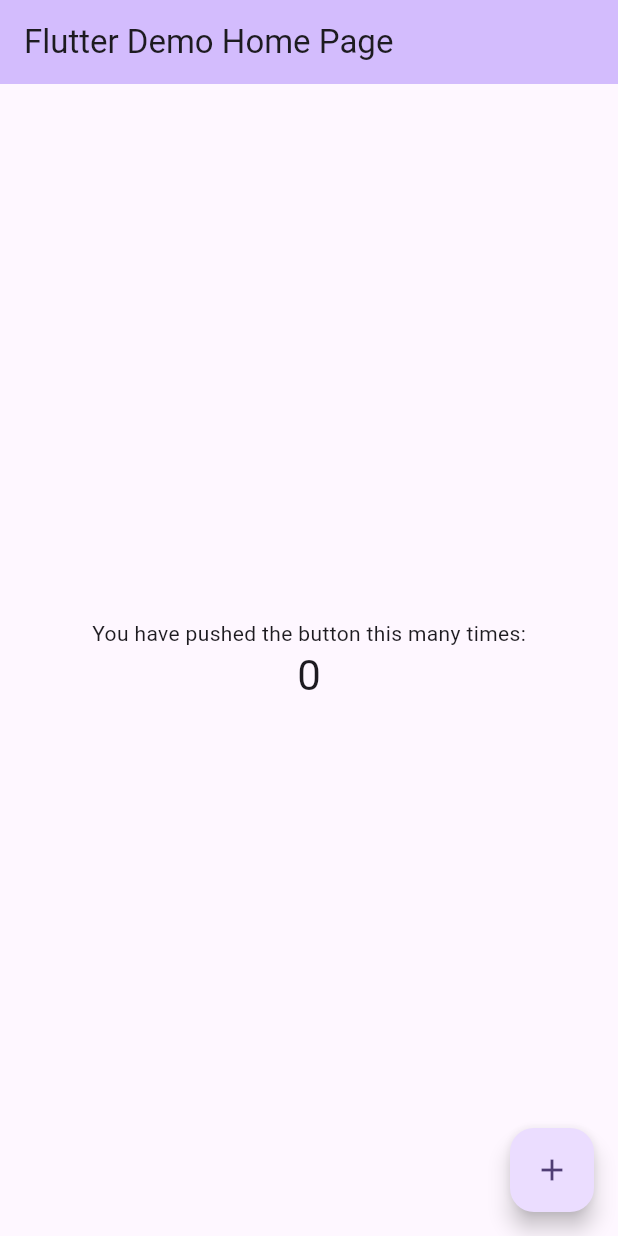
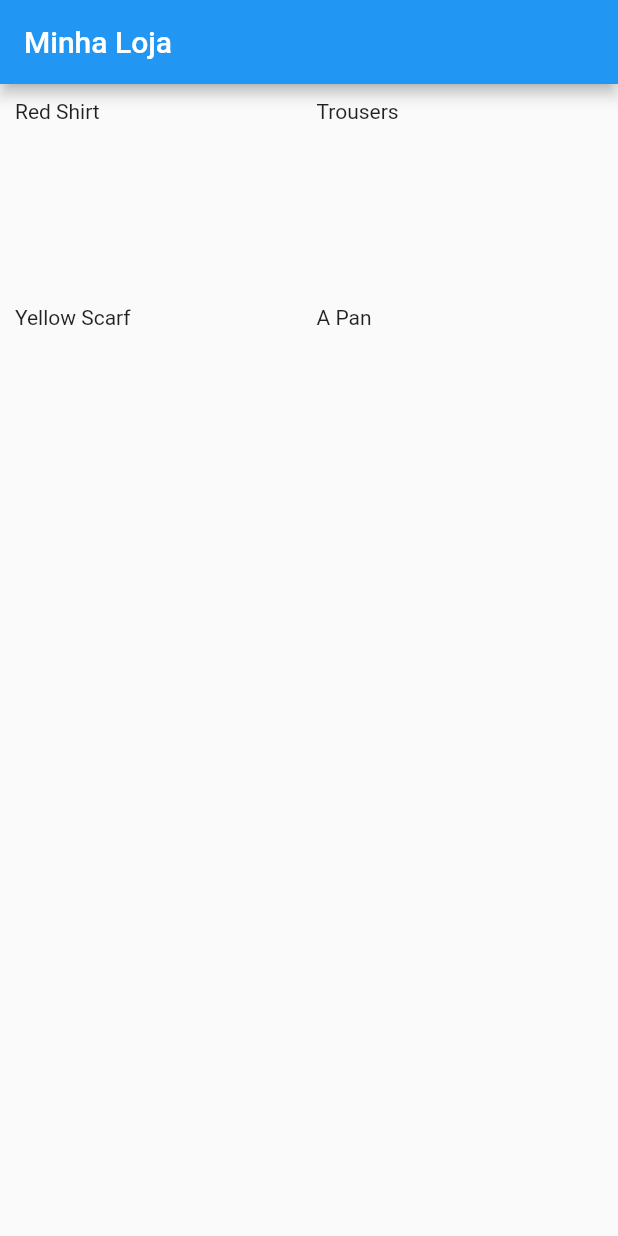
Before and after one commit to burghausen8/shop, a Flutter app: the screen it shows after launch, on a phone screen of 412 x 824 dp. Run offline on Flutter 3.47's test engine with Material 3 defaults, Android fonts, the phone set to English and light mode, and no system bars.

Commit message:
feat: implement productsOverview

```diff
--- /dev/null
+++ b/lib/data/dummy_data.dart
@@ -0,0 +1,35 @@
+import '../models/product.dart';
+
+final dummyProducts = [
+  Product(
+    id: 'p1',
+    title: 'Red Shirt',
+    description: 'A red shirt - it is pretty red!',
+    price: 29.99,
+    imageUrl:
+        'https://cdn.pixabay.com/photo/2016/10/02/22/17/red-t-shirt-1710578_1280.jpg',
+  ),
+  Product(
+    id: 'p2',
+    title: 'Trousers',
+    description: 'A nice pair of trousers.',
+    price: 59.99,
+    imageUrl:
+        'https://upload.wikimedia.org/wikipedia/commons/thumb/e/e8/Trousers%2C_dress_%28AM_1960.022-8%29.jpg/512px-Trousers%2C_dress_%28AM_1960.022-8%29.jpg',
+  ),
+  Product(
+    id: 'p3',
+    title: 'Yellow Scarf',
+    description: 'Warm and cozy - exactly what you need for the winter.',
+    price: 19.99,
+    imageUrl: 'https://live.staticflickr.com/4043/4438260868_cc79b3369d_z.jpg',
+  ),
+  Product(
+    id: 'p4',
+    title: 'A Pan',
+    description: 'Prepare any meal you want.',
+    price: 49.99,
+    imageUrl:
+        'https://upload.wikimedia.org/wikipedia/commons/thumb/1/14/Cast-Iron-Pan.jpg/1024px-Cast-Iron-Pan.jpg',
+  ),
+];
--- a/lib/main.dart
+++ b/lib/main.dart
@@ -1,4 +1,5 @@
 import 'package:flutter/material.dart';
+import 'package:shop/pages/products_overview_page.dart';
 
 void main() {
   runApp(const MyApp());
@@ -13,6 +14,7 @@ class MyApp extends StatelessWidget {
     return MaterialApp(
       title: 'Flutter Demo',
       theme: ThemeData(
+        primarySwatch: Colors.blue,
         // This is the theme of your application.
         //
         // TRY THIS: Try running your application with "flutter run". You'll see
@@ -28,98 +30,10 @@ class MyApp extends StatelessWidget {
         //
         // This works for code too, not just values: Most code changes can be
         // tested with just a hot reload.
-        colorScheme: ColorScheme.fromSeed(seedColor: Colors.deepPurple),
-        useMaterial3: true,
+        useMaterial3: false,
       ),
-      home: const MyHomePage(title: 'Flutter Demo Home Page'),
+      home: ProductsOverviewPage(),
+      debugShowCheckedModeBanner: false,
     );
   }
 }
-
-class MyHomePage extends StatefulWidget {
-  const MyHomePage({super.key, required this.title});
-
-  // This widget is the home page of your application. It is stateful, meaning
-  // that it has a State object (defined below) that contains fields that affect
-  // how it looks.
-
-  // This class is the configuration for the state. It holds the values (in this
-  // case the title) provided by the parent (in this case the App widget) and
-  // used by the build method of the State. Fields in a Widget subclass are
-  // always marked "final".
-
-  final String title;
-
-  @override
-  State<MyHomePage> createState() => _MyHomePageState();
-}
-
-class _MyHomePageState extends State<MyHomePage> {
-  int _counter = 0;
-
-  void _incrementCounter() {
-    setState(() {
-      // This call to setState tells the Flutter framework that something has
-      // changed in this State, which causes it to rerun the build method below
-      // so that the display can reflect the updated values. If we changed
-      // _counter without calling setState(), then the build method would not be
-      // called again, and so nothing would appear to happen.
-      _counter++;
-    });
-  }
-
-  @override
-  Widget build(BuildContext context) {
-    // This method is rerun every time setState is called, for instance as done
-    // by the _incrementCounter method above.
-    //
-    // The Flutter framework has been optimized to make rerunning build methods
-    // fast, so that you can just rebuild anything that needs updating rather
-    // than having to individually change instances of widgets.
-    return Scaffold(
-      appBar: AppBar(
-        // TRY THIS: Try changing the color here to a specific color (to
-        // Colors.amber, perhaps?) and trigger a hot reload to see the AppBar
-        // change color while the other colors stay the same.
-        backgroundColor: Theme.of(context).colorScheme.inversePrimary,
-        // Here we take the value from the MyHomePage object that was created by
-        // the App.build method, and use it to set our appbar title.
-        title: Text(widget.title),
-      ),
-      body: Center(
-        // Center is a layout widget. It takes a single child and positions it
-        // in the middle of the parent.
-        child: Column(
-          // Column is also a layout widget. It takes a list of children and
-          // arranges them vertically. By default, it sizes itself to fit its
-          // children horizontally, and tries to be as tall as its parent.
-          //
-          // Column has various properties to control how it sizes itself and
-          // how it positions its children. Here we use mainAxisAlignment to
-          // center the children vertically; the main axis here is the vertical
-          // axis because Columns are vertical (the cross axis would be
-          // horizontal).
-          //
-          // TRY THIS: Invoke "debug painting" (choose the "Toggle Debug Paint"
-          // action in the IDE, or press "p" in the console), to see the
-          // wireframe for each widget.
-          mainAxisAlignment: MainAxisAlignment.center,
-          children: <Widget>[
-            const Text(
-              'You have pushed the button this many times:',
-            ),
-            Text(
-              '$_counter',
-              style: Theme.of(context).textTheme.headlineMedium,
-            ),
-          ],
-        ),
-      ),
-      floatingActionButton: FloatingActionButton(
-        onPressed: _incrementCounter,
-        tooltip: 'Increment',
-        child: const Icon(Icons.add),
-      ), // This trailing comma makes auto-formatting nicer for build methods.
-    );
-  }
-}
--- /dev/null
+++ b/lib/pages/products_overview_page.dart
@@ -0,0 +1,29 @@
+import 'package:flutter/material.dart';
+import 'package:shop/data/dummy_data.dart';
+import 'package:shop/models/product.dart';
+
+class ProductsOverviewPage extends StatelessWidget {
+  final List<Product> loadedProducts = dummyProducts;
+
+  @override
+  Widget build(BuildContext context) {
+    return Scaffold(
+      appBar: AppBar(
+        title: Text('Minha Loja'),
+      ),
+      body: Padding(
+        padding: const EdgeInsets.all(10),
+        child: GridView.builder(
+          gridDelegate: SliverGridDelegateWithFixedCrossAxisCount(
+            crossAxisCount: 2,
+            childAspectRatio: 3 / 2,
+            crossAxisSpacing: 10,
+            mainAxisSpacing: 10,
+          ),
+          itemBuilder: (ctx, i) => Text(loadedProducts[i].title),
+          itemCount: loadedProducts.length,
+        ),
+      ),
+    );
+  }
+}
```
Also changed, not shown: 10 other files.
